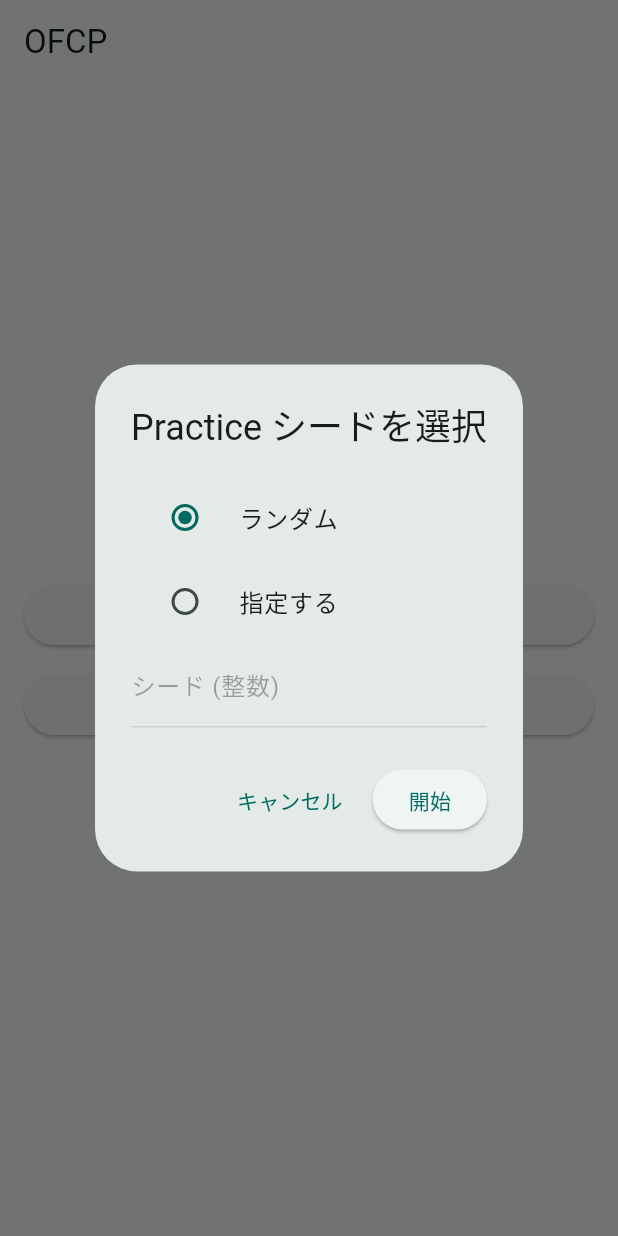
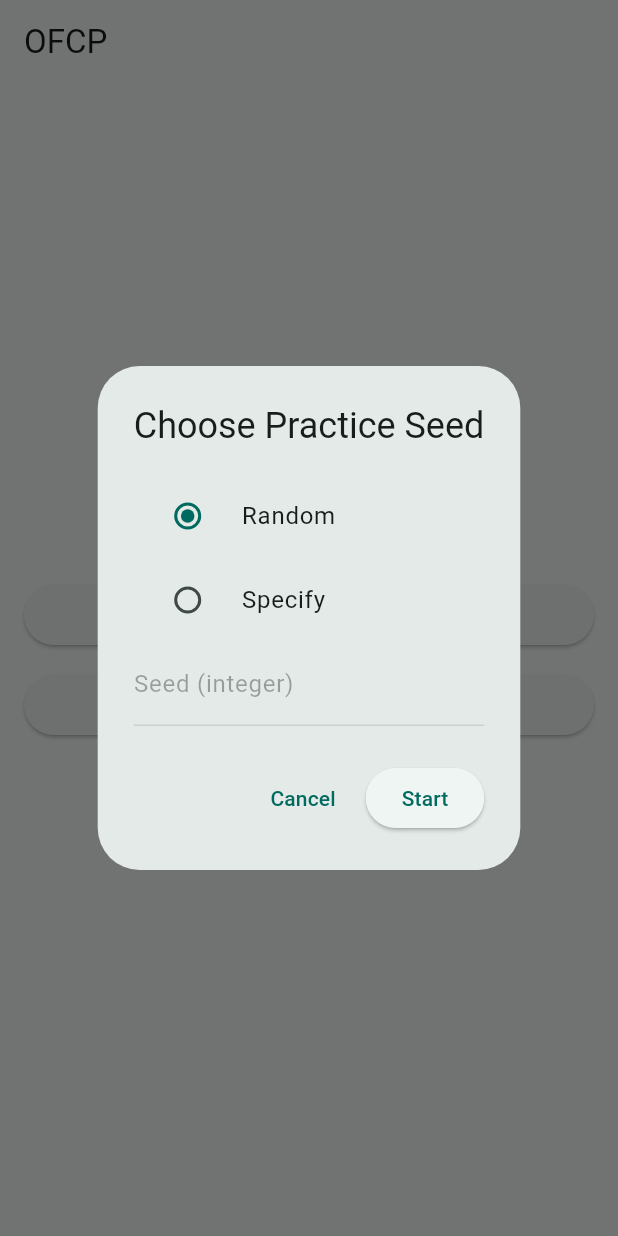
Before and after one commit to whywaita/ofc-app, a Flutter app: the screen it shows after launch, after a tap on "Practice", on a phone screen of 412 x 824 dp. Run offline on Flutter 3.47's test engine with Material 3 defaults, Android fonts, the phone set to English and light mode, and no system bars.

Commit message:
Use English

```diff
--- a/app/lib/main.dart
+++ b/app/lib/main.dart
@@ -82,18 +82,18 @@ Future<int?> _chooseSeed(BuildContext context) async {
       return StatefulBuilder(builder: (ctx, setState) {
         final customValid = int.tryParse(controller.text.trim()) != null;
         return AlertDialog(
-          title: const Text('Practice シードを選択'),
+          title: const Text('Choose Practice Seed'),
           content: Column(
             mainAxisSize: MainAxisSize.min,
             children: [
               RadioListTile<_SeedMode>(
-                title: const Text('ランダム'),
+                title: const Text('Random'),
                 value: _SeedMode.random,
                 groupValue: mode,
                 onChanged: (v) => setState(() => mode = v!),
               ),
               RadioListTile<_SeedMode>(
-                title: const Text('指定する'),
+                title: const Text('Specify'),
                 value: _SeedMode.custom,
                 groupValue: mode,
                 onChanged: (v) => setState(() => mode = v!),
@@ -102,9 +102,7 @@ Future<int?> _chooseSeed(BuildContext context) async {
                 controller: controller,
                 enabled: mode == _SeedMode.custom,
                 keyboardType: TextInputType.number,
-                decoration: const InputDecoration(
-                  labelText: 'シード (整数)',
-                ),
+                decoration: const InputDecoration(labelText: 'Seed (integer)'),
                 onChanged: (_) => setState(() {}),
               ),
               if (mode == _SeedMode.custom && controller.text.isNotEmpty && !customValid)
@@ -112,7 +110,7 @@ Future<int?> _chooseSeed(BuildContext context) async {
                   padding: EdgeInsets.only(top: 8.0),
                   child: Align(
                     alignment: Alignment.centerLeft,
-                    child: Text('整数で入力してください', style: TextStyle(color: Colors.red)),
+                    child: Text('Enter a valid integer', style: TextStyle(color: Colors.red)),
                   ),
                 ),
             ],
@@ -120,7 +118,7 @@ Future<int?> _chooseSeed(BuildContext context) async {
           actions: [
             TextButton(
               onPressed: () => Navigator.of(ctx).pop(null),
-              child: const Text('キャンセル'),
+              child: const Text('Cancel'),
             ),
             ElevatedButton(
               onPressed: mode == _SeedMode.custom && !customValid
@@ -135,7 +133,7 @@ Future<int?> _chooseSeed(BuildContext context) async {
                         }
                       }
                     },
-              child: const Text('開始'),
+              child: const Text('Start'),
             ),
           ],
         );
--- a/app/lib/result_screen.dart
+++ b/app/lib/result_screen.dart
@@ -121,7 +121,7 @@ class ResultScreen extends StatelessWidget {
                   ),
                 ),
                 IconButton(
-                  tooltip: 'Seedをコピー',
+                  tooltip: 'Copy seed',
                   icon: const Icon(Icons.copy_outlined, size: 18),
                   onPressed: () async {
                     await Clipboard.setData(ClipboardData(text: seed.toString()));
```
Also changed, not shown: 1 other file.
